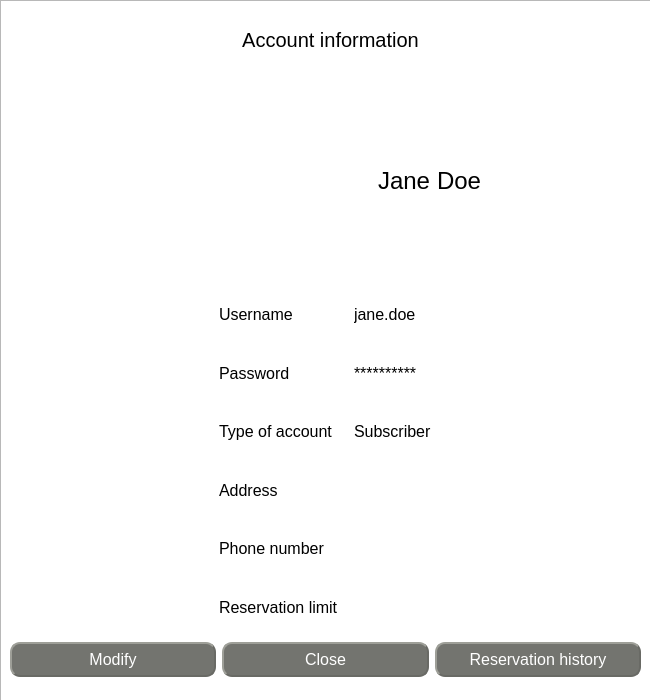
Old version of the form source/myaccount.ui in the repository sophieham/Glybook.
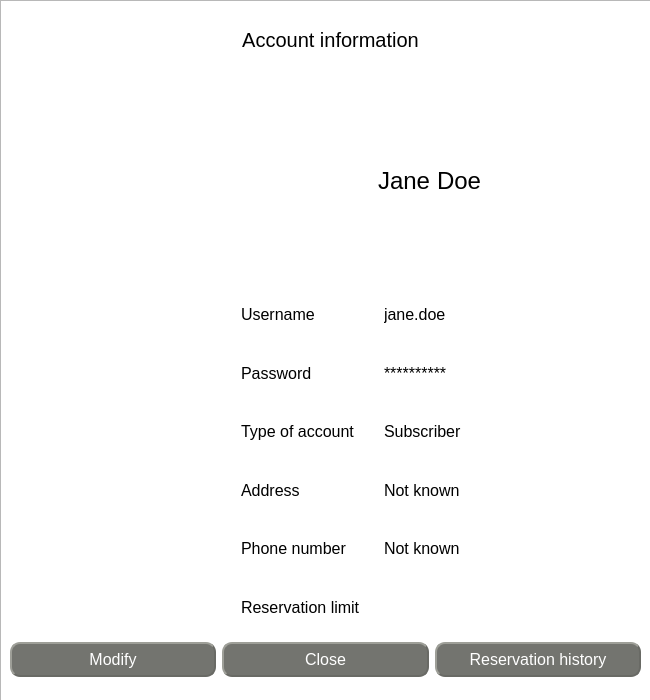
New version of the form. Icons and pictures are not drawn.

Patch:
```diff
--- a/source/myaccount.ui
+++ b/source/myaccount.ui
@@ -247,6 +247,13 @@
         <pointsize>12</pointsize>
        </font>
       </property>
+      <property name="styleSheet">
+       <string notr="true">background-image: url(:/icons/type.png);
+background-repeat: no-repeat;
+background-position: left;
+padding: 4 4 4 48;
+</string>
+      </property>
       <property name="text">
        <string>Type of account</string>
       </property>
@@ -283,6 +290,14 @@
         <pointsize>12</pointsize>
        </font>
       </property>
+      <property name="styleSheet">
+       <string notr="true">background-image: url(:/icons/limit.png);
+background-repeat: no-repeat;
+background-position: left;
+padding: 4 4 4 48;
+
+</string>
+      </property>
       <property name="text">
        <string>Reservation limit</string>
       </property>
@@ -307,6 +322,13 @@
         <pointsize>12</pointsize>
        </font>
       </property>
+      <property name="styleSheet">
+       <string notr="true">background-image: url(:/icons/phone.png);
+background-repeat: no-repeat;
+background-position: left;
+padding: 4 4 4 48;
+</string>
+      </property>
       <property name="text">
        <string>Phone number</string>
       </property>
@@ -320,7 +342,7 @@
        </font>
       </property>
       <property name="text">
-       <string/>
+       <string>Not known</string>
       </property>
      </widget>
     </item>
@@ -344,6 +366,14 @@
         <pointsize>12</pointsize>
        </font>
       </property>
+      <property name="styleSheet">
+       <string notr="true">background-image: url(:/icons/users.png);
+background-repeat: no-repeat;
+background-position: left;
+padding: 4 4 4 48;
+
+</string>
+      </property>
       <property name="text">
        <string>Username</string>
       </property>
@@ -356,6 +386,13 @@
         <pointsize>12</pointsize>
        </font>
       </property>
+      <property name="styleSheet">
+       <string notr="true">background-image: url(:/icons/address.png);
+background-repeat: no-repeat;
+background-position: left;
+padding: 4 4 4 48;
+</string>
+      </property>
       <property name="text">
        <string>Address</string>
       </property>
@@ -368,6 +405,13 @@
         <pointsize>12</pointsize>
        </font>
       </property>
+      <property name="styleSheet">
+       <string notr="true">background-image: url(:/icons/lock.png);
+background-repeat: no-repeat;
+background-position: left;
+padding: 4 4 4 48;
+</string>
+      </property>
       <property name="text">
        <string>Password</string>
       </property>
@@ -393,7 +437,7 @@
        </font>
       </property>
       <property name="text">
-       <string/>
+       <string>Not known</string>
       </property>
      </widget>
     </item>
```
